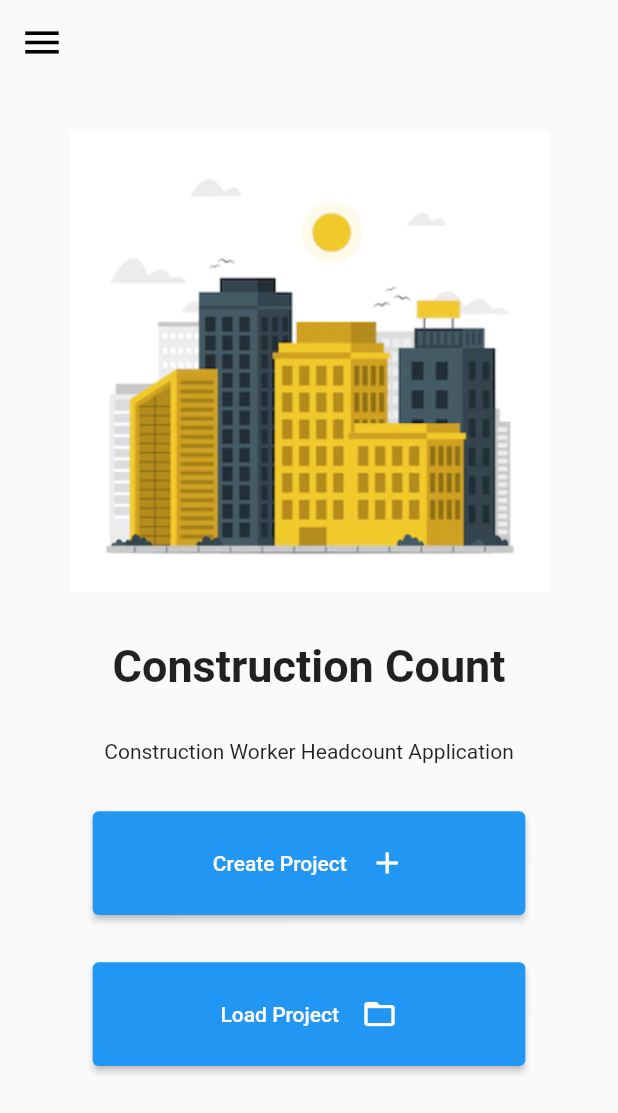
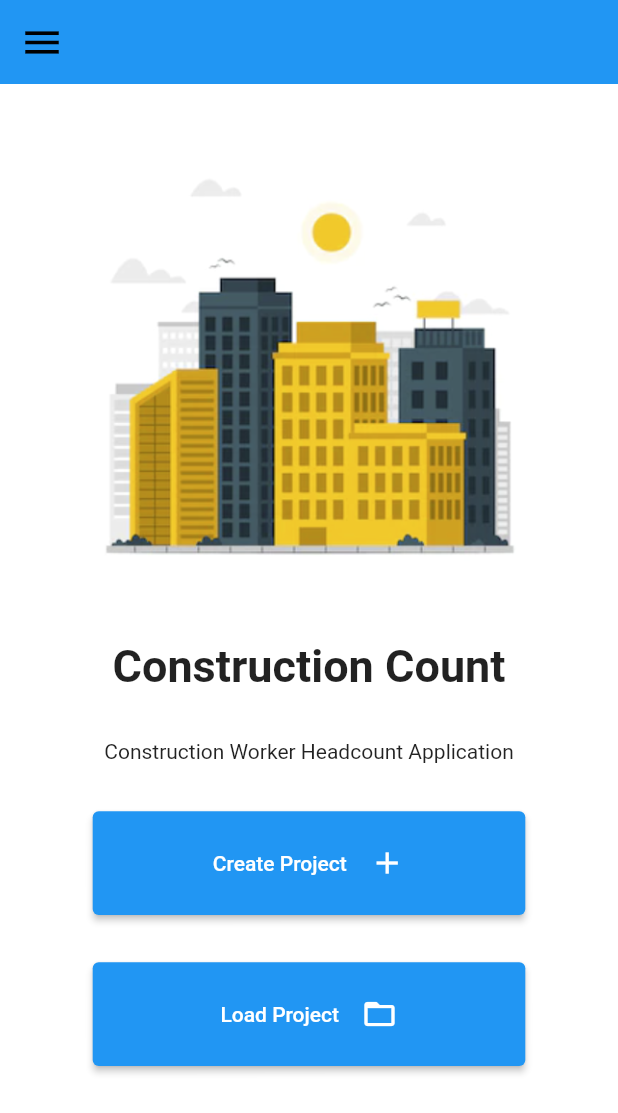
Before and after one commit to CS-JustinDelaRapa/Construction-Worker-Headcount, a Flutter app: the screen it shows after launch, on a phone screen of 412 x 824 dp. Shown: the top 1113 px of the screen. Run offline on Flutter 3.47's test engine with Material 2 defaults, Android fonts, the phone set to English and light mode, and no system bars; our stand-ins replace shared_preferences.

Commit message:
Dark Theme Colors

```diff
--- a/lib/main.dart
+++ b/lib/main.dart
@@ -5,10 +5,7 @@ import 'package:provider/provider.dart';
 
 void main() async {
   runApp(ChangeNotifierProvider<ThemeProvider>(
-    create: (_) => ThemeProvider()..initialize(),
-    child: const MyApp()
-    )
-    );
+      create: (_) => ThemeProvider()..initialize(), child: const MyApp()));
 }
 
 class MyApp extends StatelessWidget {
@@ -16,17 +13,15 @@ class MyApp extends StatelessWidget {
 
   @override
   Widget build(BuildContext context) {
-    return Consumer<ThemeProvider>(
-      builder: (context,provider,child) {
-        return MaterialApp(
-          theme: ThemeData.light(),
-          darkTheme: ThemeData.dark(),
-          themeMode: provider.themeMode,
-          debugShowCheckedModeBanner: false,
-          title: 'Const',
-          home: const HomePage(),
-        );
-      }
-    );
+    return Consumer<ThemeProvider>(builder: (context, provider, child) {
+      return MaterialApp(
+        theme: provider.themeMode,
+        //    darkTheme: ThemeData.dark(),
+        themeMode: ThemeMode.system,
+        debugShowCheckedModeBanner: false,
+        title: 'Const',
+        home: const HomePage(),
+      );
+    });
   }
 }
--- a/lib/screens/homePage.dart
+++ b/lib/screens/homePage.dart
@@ -18,16 +18,13 @@ class HomePage extends StatefulWidget {
 class _HomePageState extends State<HomePage> {
   bool switchVal = false;
 
-
   @override
   Widget build(BuildContext context) {
     return Scaffold(
       appBar: AppBar(
-        backgroundColor: Colors.transparent,
         elevation: 0.0,
         iconTheme: const IconThemeData(color: Colors.black, size: 30),
-        leading: Consumer<ThemeProvider>(
-          builder: (context, provider, child) {
+        leading: Consumer<ThemeProvider>(builder: (context, provider, child) {
           return PopupMenuButton<String>(
             icon: const Icon(Icons.menu_outlined),
             itemBuilder: (context) => [
@@ -42,7 +39,7 @@ class _HomePageState extends State<HomePage> {
                         flex: 1,
                         child: Switch(
                             value: provider.currentTheme,
-                              onChanged: (value){
+                            onChanged: (value) {
                               setState(() {
                                 provider.changeTheme(value);
                               });
@@ -51,8 +48,7 @@ class _HomePageState extends State<HomePage> {
                       CustomWidgets().text_subtitle('Night Mode', 16, 1)
                     ],
                   );
-                    }
-                  ),
+                }),
               ),
               PopupMenuItem(
                 value: 'light',
@@ -68,8 +64,7 @@ class _HomePageState extends State<HomePage> {
               ),
             ],
           );
-          }
-        ),
+        }),
       ),
       // drawer: SafeArea(
       //   child: Drawer(
@@ -134,16 +129,23 @@ class _HomePageState extends State<HomePage> {
           crossAxisAlignment: CrossAxisAlignment.center,
           mainAxisAlignment: MainAxisAlignment.spaceEvenly,
           children: [
-            Flexible(
-              flex: 4,
-              child: Image.asset('assets/images/sample.PNG')),
-            CustomWidgets().text_title('Construction Count', 30,1),
-            CustomWidgets().text_subtitle('Construction Worker Headcount Application', 14, 1),
-            CustomWidgets().nav_Button('Create Project', const Icon(Icons.add),1, context, ()=> const CreateProject()),
-            CustomWidgets().nav_Button('Load Project', const Icon(Icons.folder_open),1,context, ()=> const CreateProject()),
+            Flexible(flex: 4, child: Image.asset('assets/images/sample.PNG')),
+            CustomWidgets().text_title('Construction Count', 30, 1),
+            CustomWidgets().text_subtitle(
+                'Construction Worker Headcount Application', 14, 1),
+            CustomWidgets().nav_Button('Create Project', const Icon(Icons.add),
+                1, context, () => const CreateProject()),
+            CustomWidgets().nav_Button(
+                'Load Project',
+                const Icon(Icons.folder_open),
+                1,
+                context,
+                () => const CreateProject()),
             const Flexible(
                 flex: 2,
-              child: SizedBox(height: 50,)),
+                child: SizedBox(
+                  height: 50,
+                )),
           ],
         ),
       ),
--- a/lib/theme/themeProvider.dart
+++ b/lib/theme/themeProvider.dart
@@ -4,21 +4,52 @@ import 'package:shared_preferences/shared_preferences.dart';
 class ThemeProvider extends ChangeNotifier {
   bool currentTheme = false;
 
-  ThemeMode get themeMode{
+  ThemeData buildLightTheme() {
+    final ThemeData base = ThemeData.light();
+    return base.copyWith(
+      brightness: Brightness.light,
+      cardColor: Colors.white,
+      backgroundColor: Colors.white,
+      primaryColor: Colors.red,
+      scaffoldBackgroundColor: Colors.white,
+    );
+  }
+
+  ThemeData buildDarkTheme() {
+    final ThemeData base = ThemeData.dark();
+    return base.copyWith(
+      brightness: Brightness.dark,
+      elevatedButtonTheme: ElevatedButtonThemeData(
+          style: ElevatedButton.styleFrom(
+        primary: Colors.amber[800], // Button color
+        onPrimary: Colors.black, // Text color
+      )),
+      appBarTheme: AppBarTheme(backgroundColor: Colors.amber[800]),
+      //  popupMenuTheme: PopupMenuThemeData(color: Colors.amber[800]),
+      //  iconTheme: IconThemeData(color: Colors.amber[800]),
+      cardColor: Colors.grey[800], //card widget color
+      // backgroundColor: Colors.grey[800], //di ko pa alam
+      primaryColor: Colors.pink, //di ko pa alam
+      scaffoldBackgroundColor: Colors.grey[900], //color ng scaffold
+    );
+  }
+
+  ThemeData get themeMode {
     if (!currentTheme) {
-      return ThemeMode.light;
-    }   else {
-      return ThemeMode.dark;
+      return buildLightTheme();
+    } else {
+      return buildDarkTheme();
     }
   }
-  initialize()async{
+
+  initialize() async {
     final SharedPreferences _prefs = await SharedPreferences.getInstance();
 
     currentTheme = _prefs.getBool('themeVal') ?? false;
     notifyListeners();
   }
 
-  changeTheme(bool fromWidget)async{
+  changeTheme(bool fromWidget) async {
     final SharedPreferences _prefs = await SharedPreferences.getInstance();
     await _prefs.setBool('themeVal', fromWidget);
     currentTheme = fromWidget;
```
Lines whose indentation alone changed are shown as unchanged.
